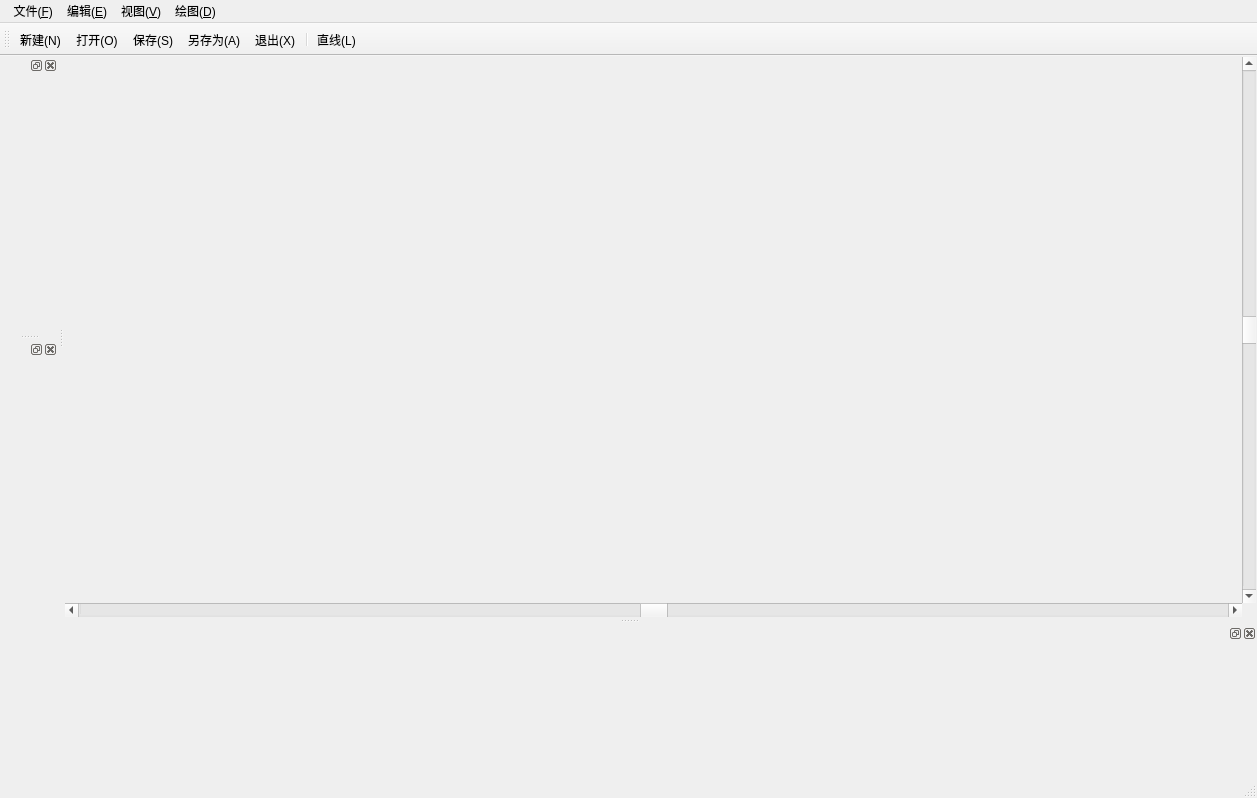
The window that Kad_QT/Kad_QT/kad_qt.ui (CBE7F1F65/b63ea6f6f9110311ba98a677c0e70afd) describes before a commit, drawn with Qt 5.
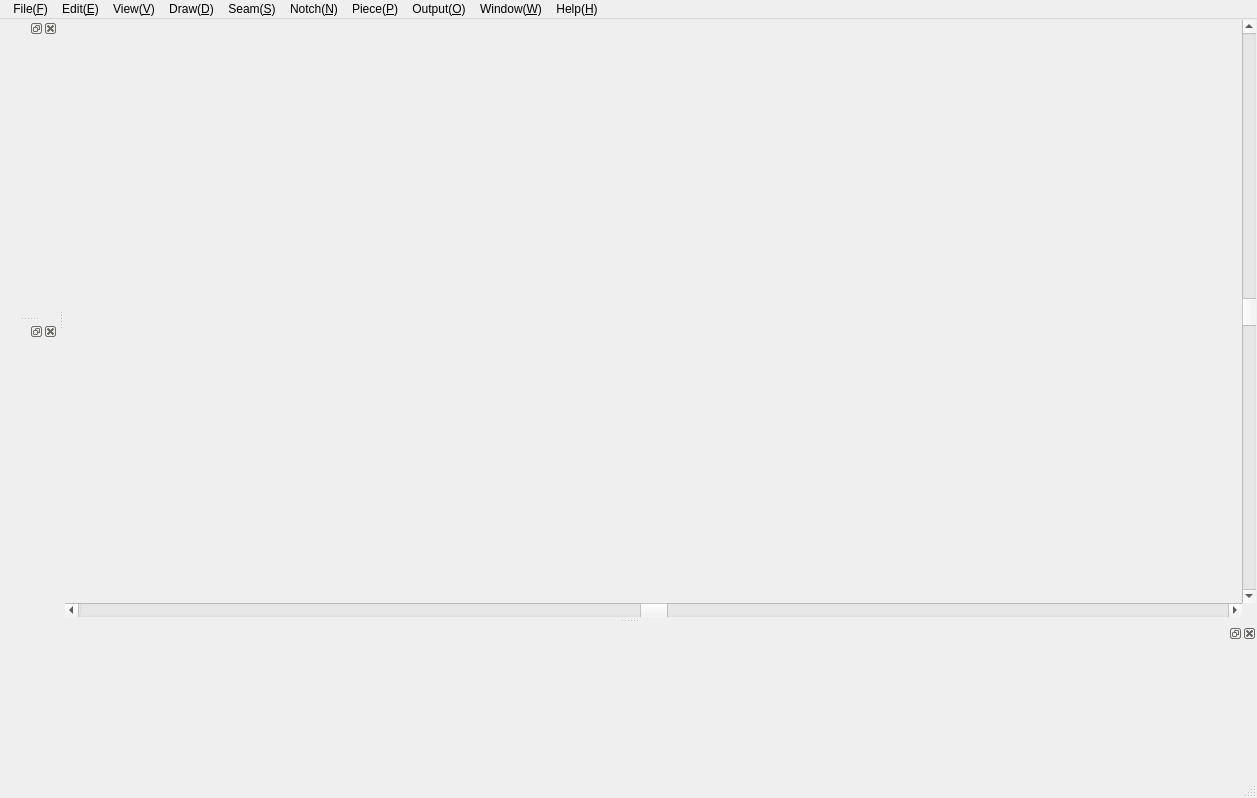
The same window after the commit. Custom widgets are drawn as their Qt base class.

```diff
--- a/Kad_QT/Kad_QT/kad_qt.ui
+++ b/Kad_QT/Kad_QT/kad_qt.ui
@@ -96,7 +96,7 @@
    </property>
    <widget class="QMenu" name="MainMenu_File">
     <property name="title">
-     <string> 文件(&amp;F)</string>
+     <string> File(&amp;F)</string>
     </property>
     <addaction name="action_New"/>
     <addaction name="action_Open"/>
@@ -108,12 +108,12 @@
    </widget>
    <widget class="QMenu" name="MainMenu_Edit">
     <property name="title">
-     <string>编辑(&amp;E)</string>
+     <string>Edit(&amp;E)</string>
     </property>
    </widget>
    <widget class="QMenu" name="MainMenu_View">
     <property name="title">
-     <string>视图(&amp;V)</string>
+     <string>View(&amp;V)</string>
     </property>
     <addaction name="MMView_CommandWindow"/>
     <addaction name="MMView_HistoryWindow"/>
@@ -121,29 +121,50 @@
    </widget>
    <widget class="QMenu" name="menu_D">
     <property name="title">
-     <string>绘图(&amp;D)</string>
+     <string>Draw(&amp;D)</string>
     </property>
     <addaction name="action_Command_Line"/>
    </widget>
+   <widget class="QMenu" name="menuSeam_S">
+    <property name="title">
+     <string>Seam(&amp;S)</string>
+    </property>
+   </widget>
+   <widget class="QMenu" name="menuNotch_N">
+    <property name="title">
+     <string>Notch(&amp;N)</string>
+    </property>
+   </widget>
+   <widget class="QMenu" name="menuPiece_P">
+    <property name="title">
+     <string>Piece(&amp;P)</string>
+    </property>
+   </widget>
+   <widget class="QMenu" name="menuOutput_O">
+    <property name="title">
+     <string>Output(&amp;O)</string>
+    </property>
+   </widget>
+   <widget class="QMenu" name="menuWindow_W">
+    <property name="title">
+     <string>Window(&amp;W)</string>
+    </property>
+   </widget>
+   <widget class="QMenu" name="menuHelp_H">
+    <property name="title">
+     <string>Help(&amp;H)</string>
+    </property>
+   </widget>
    <addaction name="MainMenu_File"/>
    <addaction name="MainMenu_Edit"/>
    <addaction name="MainMenu_View"/>
    <addaction name="menu_D"/>
-  </widget>
-  <widget class="QToolBar" name="mainToolBar">
-   <attribute name="toolBarArea">
-    <enum>TopToolBarArea</enum>
-   </attribute>
-   <attribute name="toolBarBreak">
-    <bool>false</bool>
-   </attribute>
-   <addaction name="action_New"/>
-   <addaction name="action_Open"/>
-   <addaction name="action_Save"/>
-   <addaction name="action_SaveAs"/>
-   <addaction name="action_Exit"/>
-   <addaction name="separator"/>
-   <addaction name="action_Command_Line"/>
+   <addaction name="menuSeam_S"/>
+   <addaction name="menuNotch_N"/>
+   <addaction name="menuPiece_P"/>
+   <addaction name="menuOutput_O"/>
+   <addaction name="menuWindow_W"/>
+   <addaction name="menuHelp_H"/>
   </widget>
   <widget class="QDockWidget" name="CommandPanel_Dockable">
    <property name="sizePolicy">
```
Left out of the diff: 25 changed lines with no effect on the pictures.
